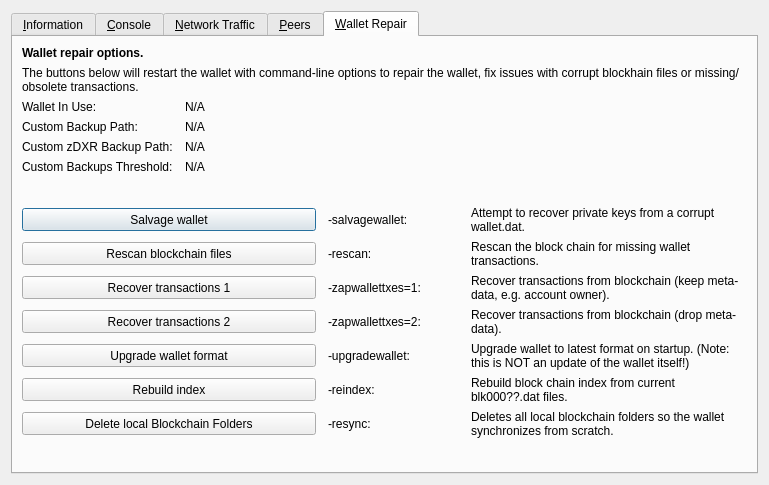
Above: src/qt/forms/rpcconsole.ui from royalsoftkv/dexergi before the change. Below: the same form after it.
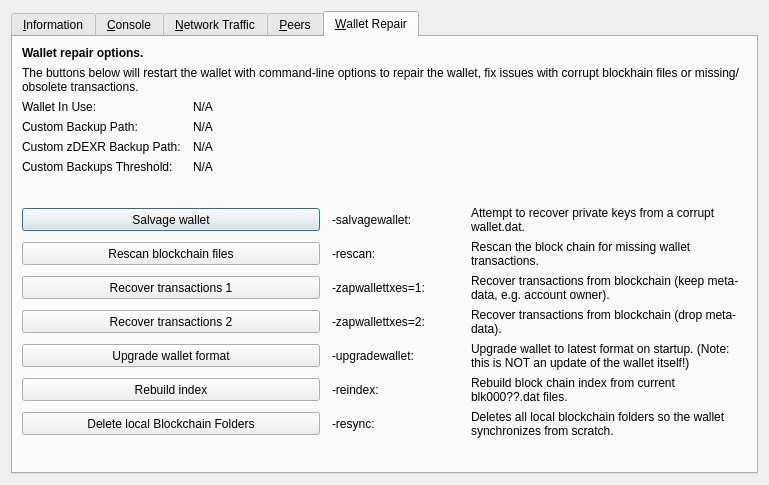
That is the form after the change. The open tabs and pages were chosen to show the change. Icons and pictures are not drawn. Custom widgets are drawn as their Qt base class.

Commit message: coin symbol change DXR->DEXR

```diff
--- a/src/qt/forms/rpcconsole.ui
+++ b/src/qt/forms/rpcconsole.ui
@@ -1328,7 +1328,7 @@
        <item row="4" column="0">
         <widget class="QLabel" name="wallet_customzpivbackuppath_label">
          <property name="text">
-          <string>Custom zDXR Backup Path:</string>
+          <string>Custom zDEXR Backup Path:</string>
          </property>
          <property name="visible">
           <bool>false</bool>
```
The commit also changes 133 other files.
